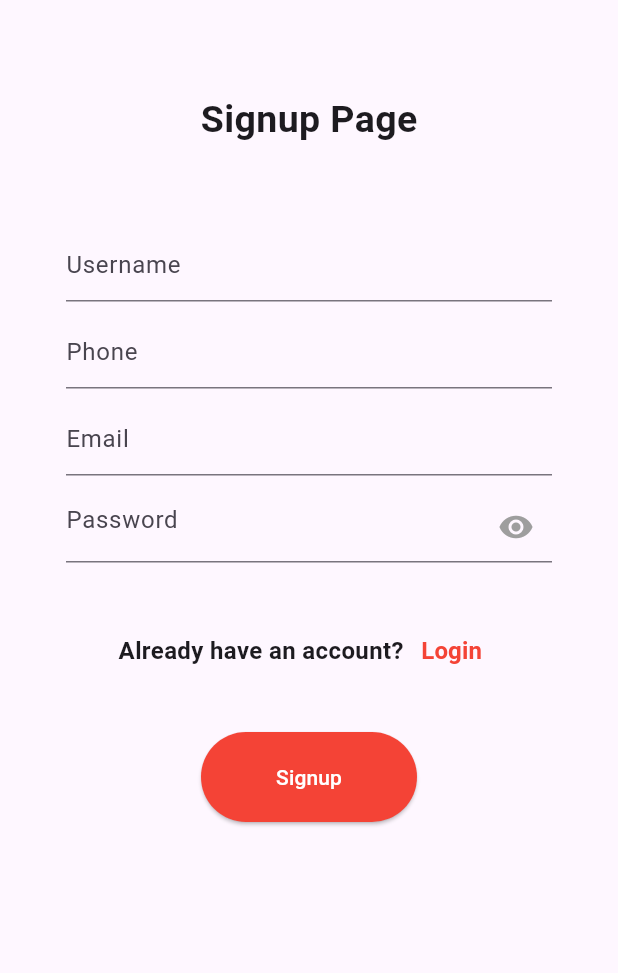
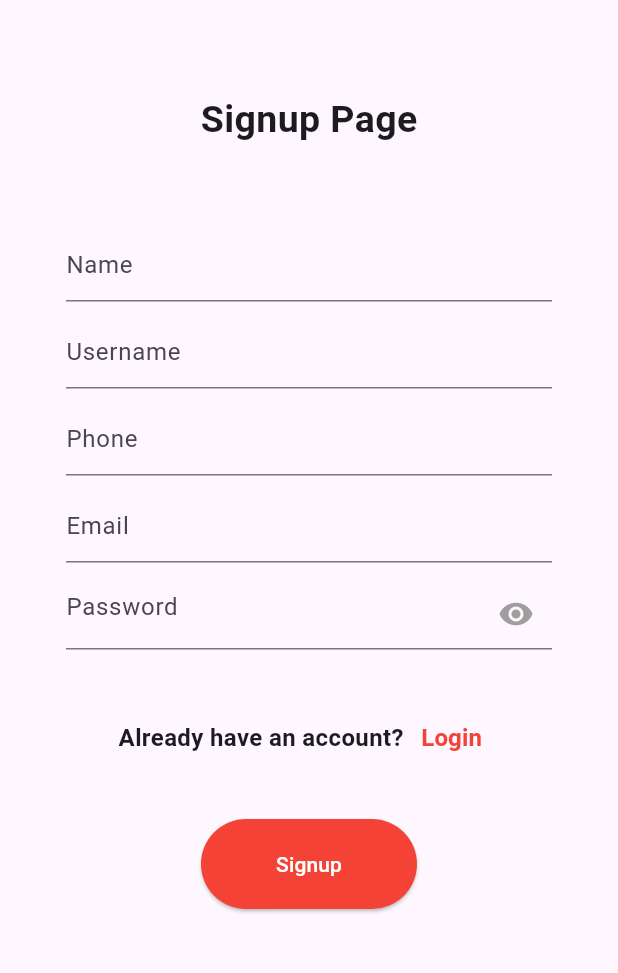
Before and after one commit to Mr-Talha110/ChatBox-App-Using-Firebase-and-Flutter, a Flutter app: the SingupScreen screen opened directly, after a tap on "Signup", on a phone screen of 412 x 824 dp, the part 84-1057 px from its top. Run offline on Flutter 3.47's test engine with Material 3 defaults, Android fonts, the phone set to English and light mode, and no system bars; our stand-ins replace cloud_firestore, firebase_auth, firebase_core, get; accounts and stored records are empty; network calls fail.

```diff
--- a/lib/screens/dashboardScreen.dart
+++ b/lib/screens/dashboardScreen.dart
@@ -52,7 +52,7 @@ class _DashboardScreenState extends State<DashboardScreen> {
           margin: const EdgeInsets.all(24),
           child: const Column(children: [
             Text(
-              'Your are ln',
+              'Your are ln ',
               style: TextStyle(
                   color: Colors.red, fontSize: 35, fontWeight: FontWeight.w900),
             ),
--- a/lib/screens/signup_screen.dart
+++ b/lib/screens/signup_screen.dart
@@ -16,6 +16,7 @@ class _SingupScreenState extends State<SingupScreen> {
   TextEditingController userPhoneController = TextEditingController();
   TextEditingController userEmailController = TextEditingController();
   TextEditingController userPasswordController = TextEditingController();
+  TextEditingController nameController = TextEditingController();
 
   User? currentUser = FirebaseAuth.instance.currentUser;
 
@@ -42,6 +43,13 @@ class _SingupScreenState extends State<SingupScreen> {
               style: TextStyle(fontSize: 25, fontWeight: FontWeight.w600),
             ),
             const SizedBox(height: 50),
+            Padding(
+              padding: const EdgeInsets.symmetric(horizontal: 20, vertical: 5),
+              child: TextFormField(
+                controller: nameController,
+                decoration: const InputDecoration(hintText: 'Name'),
+              ),
+            ),
             Padding(
               padding: const EdgeInsets.symmetric(horizontal: 20, vertical: 5),
               child: TextFormField(
@@ -111,6 +119,7 @@ class _SingupScreenState extends State<SingupScreen> {
                   var userPhone = userPhoneController.text.trim();
                   var userEmail = userEmailController.text.trim();
                   var userPassword = userPasswordController.text.trim();
+                  var name = nameController.text.trim();
 
                   await FirebaseAuth.instance
                       .createUserWithEmailAndPassword(
@@ -118,8 +127,8 @@ class _SingupScreenState extends State<SingupScreen> {
                       .then((value) => {
                             // ignore: avoid_print
                             print('User created'),
-                            signUpUser(
-                                userName, userPhone, userEmail, userPassword),
+                            signUpUser(userName, userPhone, userEmail,
+                                userPassword, name),
                           })
                       // ignore: body_might_complete_normally_catch_error
                       .catchError((error) {
--- a/lib/services/signUpServices.dart
+++ b/lib/services/signUpServices.dart
@@ -5,7 +5,7 @@ import 'package:firebase_auth/firebase_auth.dart';
 import 'package:get/get.dart';
 
 signUpUser(String userName, String userPhone, String userEmail,
-    String userPassword) async {
+    String userPassword, String name) async {
   User? userId = FirebaseAuth.instance.currentUser;
   try {
     await FirebaseFirestore.instance.collection('users').doc(userId!.uid).set({
@@ -14,7 +14,8 @@ signUpUser(String userName, String userPhone, String userEmail,
       'userEmail': userEmail,
       'createdDate': DateTime.now(),
       'password': userPassword,
-      'userId': userId.uid
+      'userId': userId.uid,
+      'name': name,
     }).then((value) {
       FirebaseAuth.instance.signOut();
       Get.back();
```
